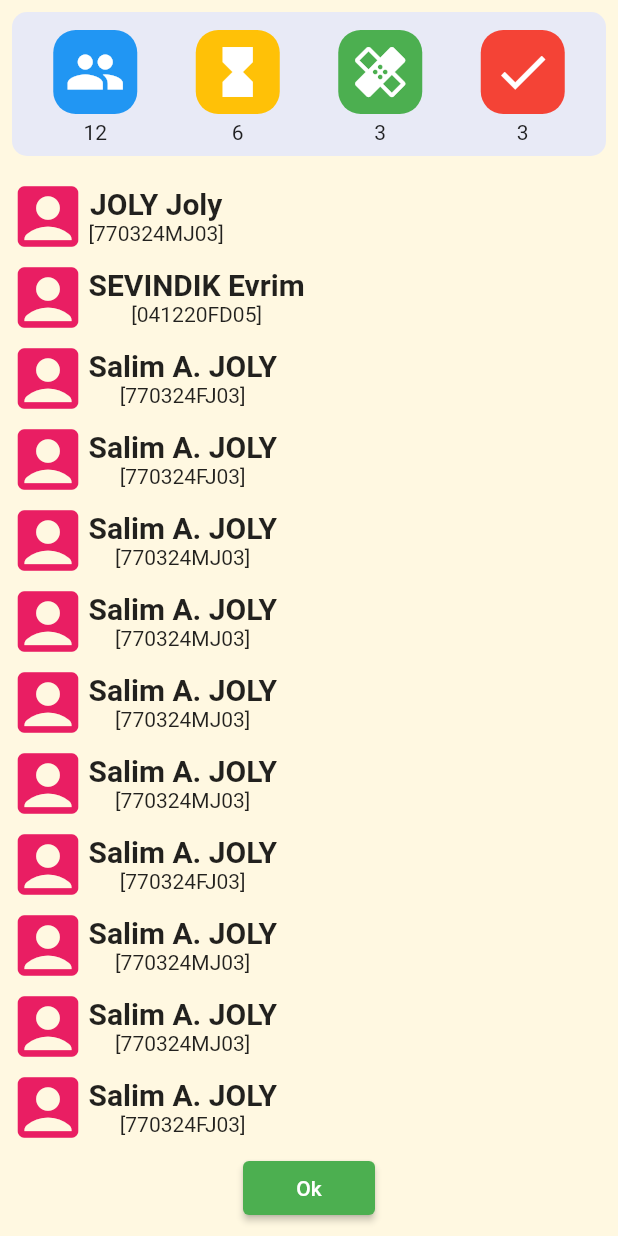
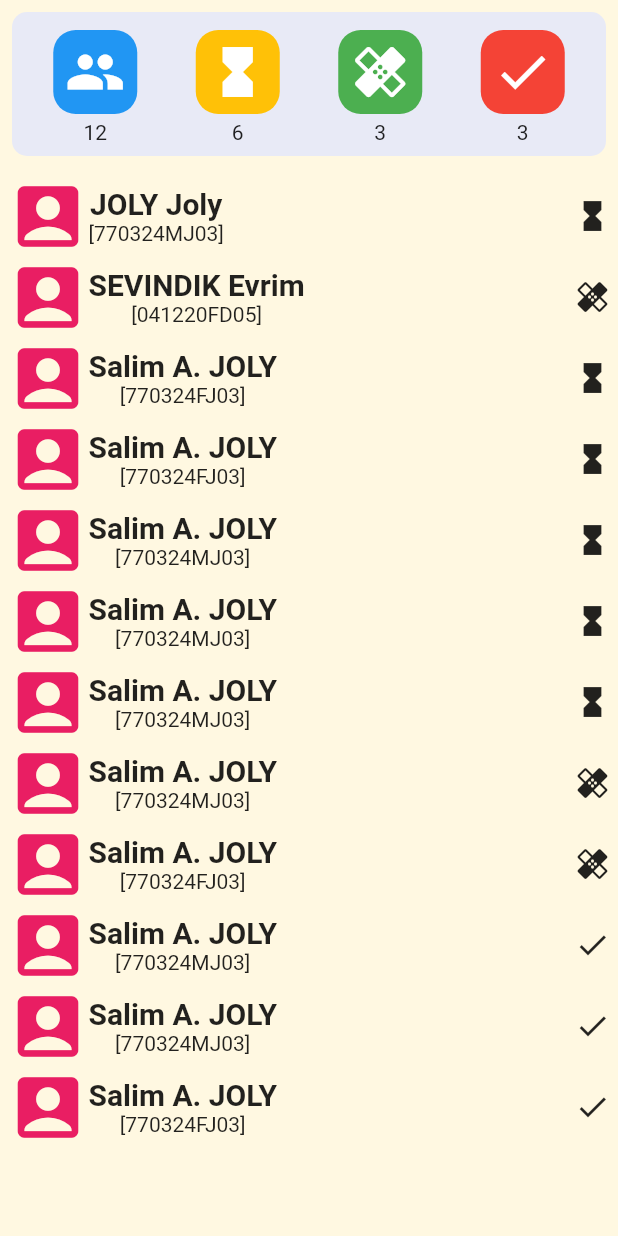
Before and after one commit to SalimBXL/anam, a Flutter app: the screen it shows after launch, on a phone screen of 412 x 824 dp. Run offline on Flutter 3.47's test engine with Material 2 defaults, Android fonts, the phone set to English and light mode, and no system bars; our stand-ins replace font_awesome_flutter.

Commit message:
on avance...

```diff
--- a/lib/main.dart
+++ b/lib/main.dart
@@ -17,11 +17,11 @@ class Anam extends StatelessWidget {
       theme: theme(),
       initialRoute: '/dashboard',
       routes: {
-        '/${Dashboard().pageName}': (context) => Dashboard(),
-        '/${PatientSheet().pageName}': (context) => PatientSheet(),
-        '/${PatientDetails().pageName}': (context) => PatientDetails(),
-        '/${Injection().pageName}': (context) => Injection(),
-        '/${Acquisition().pageName}': (context) => Acquisition(),
+        '/dashboard': (context) => Dashboard(),
+        '/patientSheet': (context) => PatientSheet(patient: null),
+        '/patientDetails': (context) => PatientDetails(),
+        '/injection': (context) => Injection(),
+        '/acquisition': (context) => Acquisition(),
       },
     );
   }
--- a/lib/screens/dashboard.dart
+++ b/lib/screens/dashboard.dart
@@ -1,5 +1,4 @@
 import 'package:anam/classes/patients_of_the_day.dart';
-import 'package:anam/widgets/button_ok.dart';
 import 'package:anam/widgets/patients_list.dart';
 import 'package:flutter/material.dart';
 import 'package:anam/classes/patient.dart';
@@ -113,9 +112,6 @@ class _DashboardState extends State<Dashboard> {
                   status: patients.statusToShow,
                 ),
               ),
-              ButtonOk(action: () {
-                Navigator.pushNamed(context, '/patientSheet');
-              })
             ],
           ),
         ),
--- a/lib/widgets/dashboard_button.dart
+++ b/lib/widgets/dashboard_button.dart
@@ -12,13 +12,16 @@ class DashboardButton extends StatelessWidget {
   Widget build(BuildContext context) {
     return Column(
       children: [
-        CardBloc(
+        GestureDetector(
+          onTap: action,
+          child: CardBloc(
             color: this.color,
             //onPressed: this.action,
             child: Icon(
               this.statusIcon,
               color: Colors.white,
               size: 40,
+            ),
           ),
         ),
         Text(
--- a/lib/widgets/patient_name_bloc.dart
+++ b/lib/widgets/patient_name_bloc.dart
@@ -1,20 +1,26 @@
+import 'package:anam/classes/patient.dart';
+import 'package:anam/screens/dashboard.dart';
 import 'package:flutter/material.dart';
 
 const double iconSize = 54;
 const double text1Size = 20;
 
 class PatientNameBloc extends StatelessWidget {
-  PatientNameBloc({this.nomPatient, this.nppPatient});
+  PatientNameBloc(
+      {@required this.nomPatient, this.nppPatient, this.statusPatientIcon});
 
   final String nomPatient;
   final String nppPatient;
+  final IconData statusPatientIcon;
 
   @override
   Widget build(BuildContext context) {
     return Row(
+      mainAxisAlignment: MainAxisAlignment.spaceBetween,
+      children: <Widget>[
+        Row(
           mainAxisAlignment: MainAxisAlignment.start,
-      crossAxisAlignment: CrossAxisAlignment.center,
-      children: <Widget>[
+          children: [
             Icon(
               Icons.account_box,
               color: Colors.pink,
@@ -37,7 +43,10 @@ class PatientNameBloc extends StatelessWidget {
                 ),
                 Text('[${this.nppPatient}]'),
               ],
-        )
+            ),
+          ],
+        ),
+        Icon(this.statusPatientIcon),
       ],
     );
   }
```
Also changed, not shown: lib/screens/patient_sheet.dart (+8 -9 lines), lib/widgets/patients_list.dart (+8 -1 lines), lib/widgets/title_section.dart (deleted, +0 -12 lines). Lines whose indentation alone changed are shown as unchanged.
